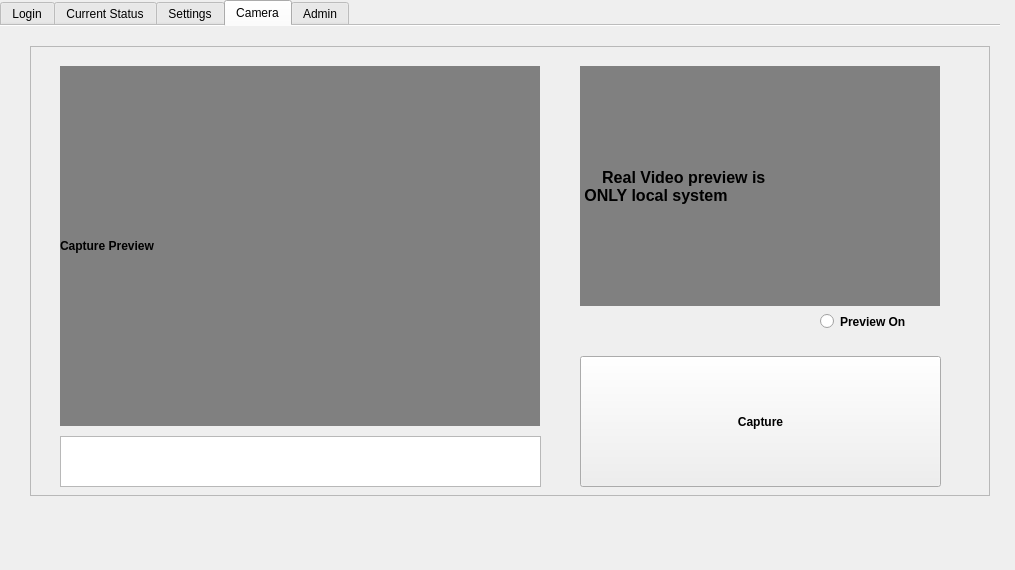
First picture: the form in SMRS.ui, repository quilp007/SMRS, before the edit.
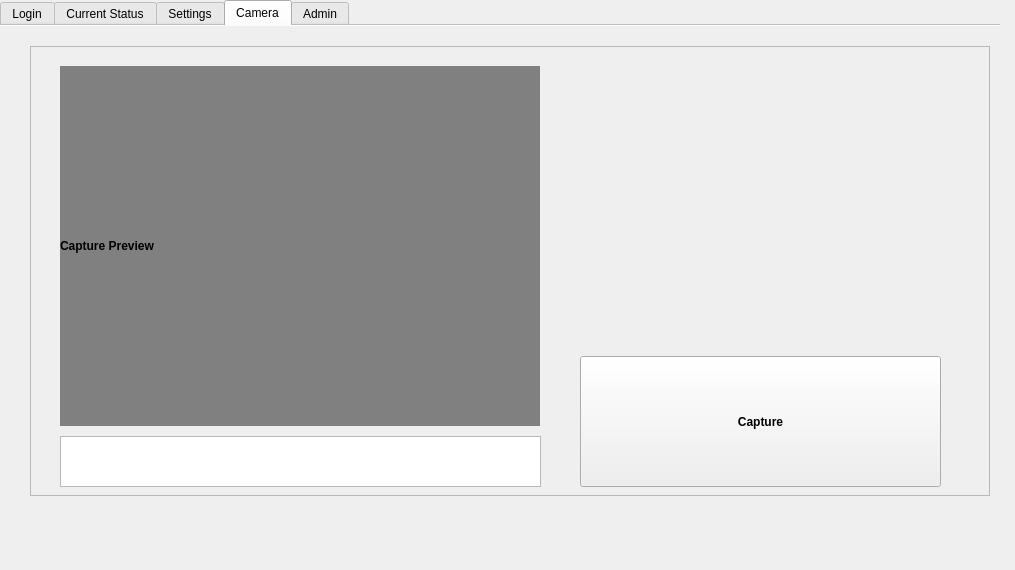
Second picture: the form after the edit. The open tabs and pages were chosen to show the change. Icons and pictures are not drawn.

Patch:
```diff
--- a/SMRS.ui
+++ b/SMRS.ui
@@ -1769,65 +1769,6 @@
        </font>
       </property>
      </widget>
-     <widget class="QLabel" name="label_cam">
-      <property name="geometry">
-       <rect>
-        <x>550</x>
-        <y>20</y>
-        <width>360</width>
-        <height>240</height>
-       </rect>
-      </property>
-      <property name="font">
-       <font>
-        <family>Arial</family>
-        <pointsize>12</pointsize>
-        <weight>75</weight>
-        <italic>false</italic>
-        <bold>true</bold>
-        <underline>false</underline>
-        <strikeout>false</strikeout>
-        <stylestrategy>PreferDefault</stylestrategy>
-        <kerning>true</kerning>
-       </font>
-      </property>
-      <property name="autoFillBackground">
-       <bool>false</bool>
-      </property>
-      <property name="styleSheet">
-       <string notr="true">background-color: rgb(128, 128, 128)</string>
-      </property>
-      <property name="text">
-       <string>     Real Video preview is 
- ONLY local system</string>
-      </property>
-     </widget>
-     <widget class="QRadioButton" name="rb_preview">
-      <property name="geometry">
-       <rect>
-        <x>790</x>
-        <y>260</y>
-        <width>121</width>
-        <height>31</height>
-       </rect>
-      </property>
-      <property name="font">
-       <font>
-        <family>Arial</family>
-        <pointsize>9</pointsize>
-        <weight>75</weight>
-        <italic>false</italic>
-        <bold>true</bold>
-        <underline>false</underline>
-        <strikeout>false</strikeout>
-        <stylestrategy>PreferDefault</stylestrategy>
-        <kerning>true</kerning>
-       </font>
-      </property>
-      <property name="text">
-       <string>Preview On</string>
-      </property>
-     </widget>
     </widget>
    </widget>
    <widget class="QWidget" name="admin">
```
Left out of the diff: 32 changed lines with no effect on the pictures.
